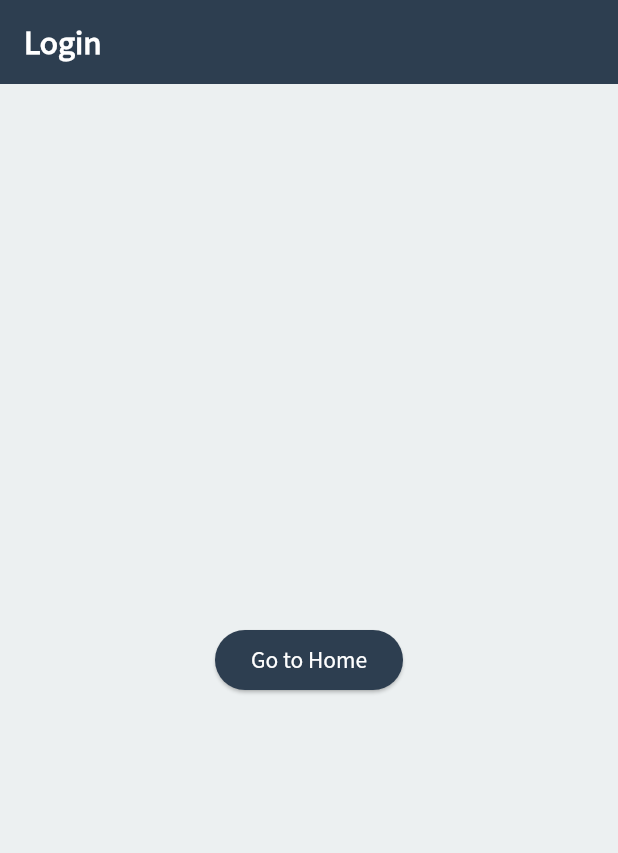
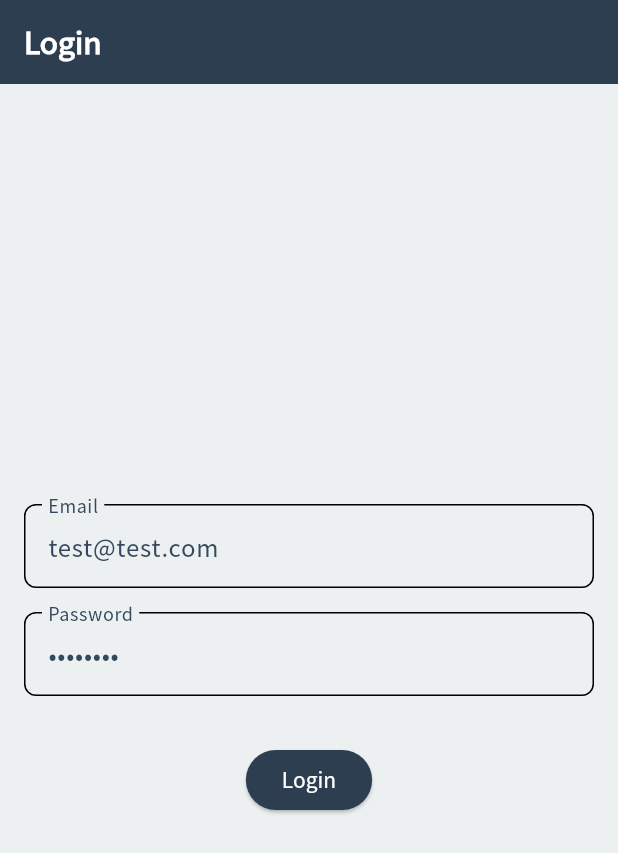
Before and after one commit to Sharknia/hono-front, a Flutter app: the screen it shows after launch, on a phone screen of 412 x 824 dp. Shown: the top 853 px of the screen. Run offline on Flutter 3.47's test engine with Material 3 defaults, Android fonts, the phone set to English and light mode, and no system bars; our stand-ins replace dio, flutter_dotenv, flutter_riverpod, flutter_secure_storage, freezed_annotation, go_router.

Commit message:
feat(login): Connect UI to state and align with API spec

```diff
--- a/hotdeal_tuum/lib/data/api/services/user_api.dart
+++ b/hotdeal_tuum/lib/data/api/services/user_api.dart
@@ -8,8 +8,7 @@ class UserApi {
   Future<bool> checkNickname(String nickname) async {
     try {
       final response = await dio.get(
-        '/user/check-nickname',
-        queryParameters: {'nickname': nickname},
+        '/users/check/nickname/$nickname',
       );
       if (response.statusCode == 200) {
         return response.data['isAvailable'] ?? false;
--- a/hotdeal_tuum/lib/presentation/screens/login_screen.dart
+++ b/hotdeal_tuum/lib/presentation/screens/login_screen.dart
@@ -1,17 +1,68 @@
 import 'package:flutter/material.dart';
+import 'package:flutter_riverpod/flutter_riverpod.dart';
 import 'package:go_router/go_router.dart';
+import 'package:hotdeal_tuum/core/di/providers.dart';
+import 'package:hotdeal_tuum/domain/providers/auth/auth_state.dart';
 
-class LoginScreen extends StatelessWidget {
+class LoginScreen extends ConsumerWidget {
   const LoginScreen({super.key});
 
   @override
-  Widget build(BuildContext context) {
+  Widget build(BuildContext context, WidgetRef ref) {
+    // Listen to the auth state for side-effects like navigation or showing errors
+    ref.listen<AuthState>(authNotifierProvider, (previous, next) {
+      next.maybeWhen(
+        authenticated: () {
+          // Navigate to home on successful authentication
+          context.go('/home');
+        },
+        error: (message) {
+          // Show a snackbar on error
+          ScaffoldMessenger.of(context).showSnackBar(
+            SnackBar(content: Text(message)),
+          );
+        },
+        orElse: () {}, // Do nothing for other states
+      );
+    });
+
+    final authState = ref.watch(authNotifierProvider);
+    final emailController = TextEditingController(text: 'test@test.com');
+    final passwordController = TextEditingController(text: 'password');
+
     return Scaffold(
       appBar: AppBar(title: const Text('Login')),
-      body: Center(
-        child: ElevatedButton(
-          onPressed: () => context.go('/home'),
-          child: const Text('Go to Home'),
+      body: Padding(
+        padding: const EdgeInsets.all(16.0),
+        child: Column(
+          mainAxisAlignment: MainAxisAlignment.center,
+          children: [
+            TextField(
+              controller: emailController,
+              decoration: const InputDecoration(labelText: 'Email'),
+              keyboardType: TextInputType.emailAddress,
+            ),
+            const SizedBox(height: 16),
+            TextField(
+              controller: passwordController,
+              decoration: const InputDecoration(labelText: 'Password'),
+              obscureText: true,
+            ),
+            const SizedBox(height: 32),
+            authState.maybeWhen(
+              loading: () => const CircularProgressIndicator(),
+              orElse: () => ElevatedButton(
+                onPressed: () {
+                  ref.read(authNotifierProvider.notifier).login(
+                        email: emailController.text,
+                        password: passwordController.text,
+                        rememberMe: true,
+                      );
+                },
+                child: const Text('Login'),
+              ),
+            ),
+          ],
         ),
       ),
     );
```
Also changed, not shown: .taskmaster/tasks/tasks.json, 2 other files.
